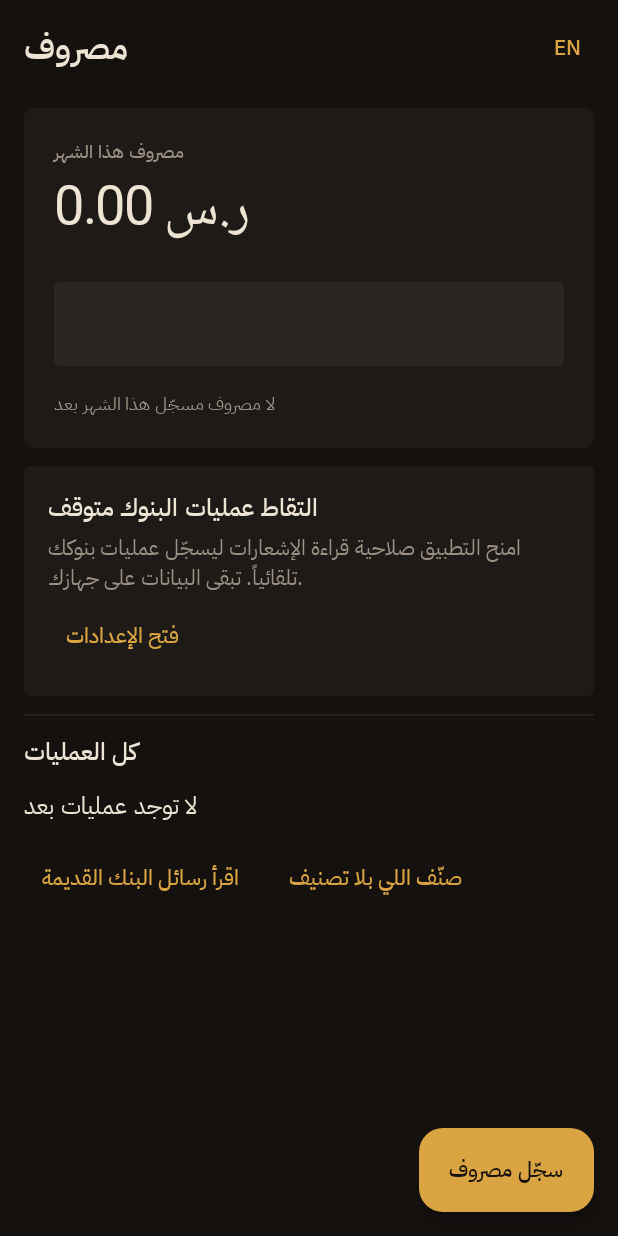
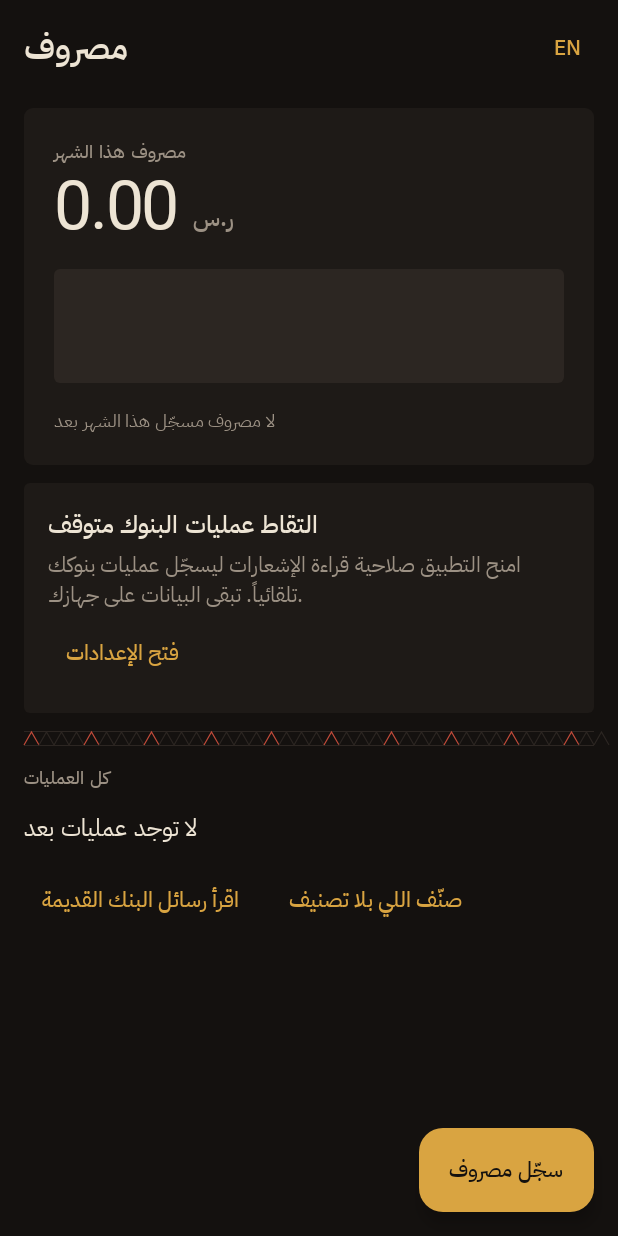
Before and after one commit to KhaleelMalki-hub/masrouf, an Android app built with Jetpack Compose: the screen it shows after launch (MainActivity), on a phone screen of 412 x 824 dp. Run offline under Robolectric (Android 15) with nearby library versions, the light colour scheme and no system bars; our stand-ins replace Room's generated code; Roboto replaces fonts that are not available here.

Commit message:
app: weave the thing the palette was named after
The direction was called Sadu and nothing on screen was actually woven. The
reference was a colour choice, which is why the page still read as a dark list
with a coloured bar on it.

The motif is the row of opposed triangles that runs along the edge of a Sadu
strip, drawn rather than imaged so it scales and recolours and costs nothing.
Every fourth triangle takes the accent dye, the way a weaver marks a repeat
instead of colouring every element. It replaces the plain divider between
sections: a divider says "these are different things", and this says the same
thing while also being the one ornament the design is allowed - which is why it
appears nowhere else and never larger than ten dp.

The strip is now the hero rather than a detail: taller, and it grows from the
baseline the first time a month is drawn, which is what a strip being woven looks
like. Keyed on the shape of the data, so it replays when the month changes and
stays still while the user is only scrolling. One orchestrated moment, not
scattered effects.

Typography carries the hierarchy now instead of everything sharing one weight.
The total is set at display size with tight tracking so a five-figure number
reads as one object; section headings dropped to widely-tracked labels so they
caption rather than compete; the delete control on a history row became a single
glyph, because a word next to an amount reads as being about the amount.

Enlarging the total wrapped it, and "ر.س" alone on a second line reads as another
number rather than as a unit. Amount and currency are now set separately, the
currency smaller and on the number's baseline - it never changes, so it is not
the information.

```diff
--- a/app/src/main/kotlin/sa/masrouf/app/ui/AddExpenseScreen.kt
+++ b/app/src/main/kotlin/sa/masrouf/app/ui/AddExpenseScreen.kt
@@ -26,7 +26,6 @@ import androidx.compose.material3.Card
 import androidx.compose.material3.FilledTonalButton
 import androidx.compose.material3.ExperimentalMaterial3Api
 import androidx.compose.material3.FilterChip
-import androidx.compose.material3.HorizontalDivider
 import androidx.compose.material3.MaterialTheme
 import androidx.compose.material3.OutlinedTextField
 import androidx.compose.material3.Scaffold
@@ -127,7 +126,7 @@ fun AddExpenseScreen(
         ) {
             item {
                 MonthPanel(
-                    total = monthTotal.forDisplay(currency),
+                    total = monthTotal.toPlainString(),
                     shares = shares,
                     currencyLabel = currency,
                     pendingCount = pending.size,
@@ -180,12 +179,13 @@ fun AddExpenseScreen(
                 }
             }
 
-            item { HorizontalDivider() }
+            item { SaduBand() }
 
             item {
                 Text(
-                    text = stringResource(R.string.history_all),
-                    style = MaterialTheme.typography.titleMedium,
+                    text = stringResource(R.string.history_all).uppercase(),
+                    style = MaterialTheme.typography.labelMedium,
+                    color = MaterialTheme.colorScheme.onSurfaceVariant,
                 )
             }
 
@@ -410,10 +410,23 @@ private fun MonthPanel(
                 style = MaterialTheme.typography.labelMedium,
                 color = MaterialTheme.colorScheme.onSurfaceVariant,
             )
-            Text(
-                text = total,
-                style = MoneyStyle.merge(MaterialTheme.typography.displaySmall),
-            )
+            // Amount and currency set separately rather than as one string. At
+            // display size the joined form wraps, and "ر.س" alone on the next line
+            // reads as a second number rather than as a unit. The currency is also
+            // not the information here - it never changes - so it takes the
+            // smaller size and sits on the number's baseline.
+            Row(verticalAlignment = Alignment.Bottom) {
+                Text(
+                    text = total,
+                    style = MoneyStyle.merge(MaterialTheme.typography.displayMedium),
+                )
+                Text(
+                    text = currencyLabel,
+                    style = MaterialTheme.typography.titleMedium,
+                    color = MaterialTheme.colorScheme.onSurfaceVariant,
+                    modifier = Modifier.padding(start = 8.dp, bottom = 6.dp),
+                )
+            }
             if (pendingCount > 0) {
                 Text(
                     text = pluralStringResource(
@@ -428,6 +441,8 @@ private fun MonthPanel(
         }
 
         MonthStrip(bands = bands)
+
+        if (bands.isNotEmpty()) SaduBand()
 
         if (bands.isEmpty()) {
             Text(
@@ -626,7 +641,13 @@ private fun TransactionRow(
             TextButton(
                 onClick = onDelete,
                 modifier = Modifier.heightIn(min = 48.dp),
-            ) { Text(stringResource(R.string.delete)) }
+            ) {
+                Text(
+                    text = "\u00D7",
+                    style = MaterialTheme.typography.titleMedium,
+                    color = MaterialTheme.colorScheme.onSurfaceVariant,
+                )
+            }
         }
     }
 }
--- a/app/src/main/kotlin/sa/masrouf/app/ui/MonthStrip.kt
+++ b/app/src/main/kotlin/sa/masrouf/app/ui/MonthStrip.kt
@@ -1,5 +1,8 @@
 package sa.masrouf.app.ui
 
+import androidx.compose.animation.core.Animatable
+import androidx.compose.animation.core.FastOutSlowInEasing
+import androidx.compose.animation.core.tween
 import androidx.compose.foundation.Canvas
 import androidx.compose.foundation.background
 import androidx.compose.foundation.layout.Box
@@ -14,6 +17,8 @@ import androidx.compose.foundation.layout.padding
 import androidx.compose.material3.MaterialTheme
 import androidx.compose.material3.Text
 import androidx.compose.runtime.Composable
+import androidx.compose.runtime.LaunchedEffect
+import androidx.compose.runtime.remember
 import androidx.compose.ui.Alignment
 import androidx.compose.ui.Modifier
 import androidx.compose.ui.draw.clip
@@ -70,17 +75,26 @@ fun MonthStrip(
         return
     }
 
+    // One orchestrated moment rather than scattered effects: the bands grow from
+    // nothing the first time the month is drawn, which is what a strip being woven
+    // looks like. Keyed on the shape of the data, so it replays when the month
+    // changes and stays still while the user is only scrolling.
+    val woven = remember(bands.map { it.colour to it.amount.halalas }) { Animatable(0f) }
+    LaunchedEffect(woven) {
+        woven.animateTo(1f, animationSpec = tween(durationMillis = 620, easing = FastOutSlowInEasing))
+    }
+
     Canvas(
         modifier = modifier
             .fillMaxWidth()
             .height(STRIP_HEIGHT)
             .semantics { if (description.isNotEmpty()) contentDescription = description },
     ) {
-        drawStrip(bands, total)
+        drawStrip(bands, total, woven.value)
     }
 }
 
-private fun DrawScope.drawStrip(bands: List<Band>, total: Long) {
+private fun DrawScope.drawStrip(bands: List<Band>, total: Long, progress: Float) {
     val gap = GAP_PX
     val usable = size.width - gap * (bands.size - 1).coerceAtLeast(0)
     // Canvas coordinates are always left-to-right, but a strip is read the way the
@@ -98,10 +112,12 @@ private fun DrawScope.drawStrip(bands: List<Band>, total: Long) {
         if (width <= 0f) return
 
         val left = if (rightToLeft) size.width - consumed - width else consumed
+        val grown = size.height * progress
         drawRoundRect(
             color = band.colour,
-            topLeft = Offset(left, 0f),
-            size = Size(width, size.height),
+            // Grows from the baseline up, the direction a weft is beaten in.
+            topLeft = Offset(left, size.height - grown),
+            size = Size(width, grown),
             cornerRadius = CornerRadius(CORNER_PX, CORNER_PX),
         )
         consumed += width + gap
@@ -178,7 +194,7 @@ private fun BandRow(
     }
 }
 
-private val STRIP_HEIGHT = 56.dp
+private val STRIP_HEIGHT = 76.dp
 private val SWATCH_WIDTH = 4.dp
 private val SWATCH_HEIGHT = 20.dp
 private const val GAP_PX = 3f
--- /dev/null
+++ b/app/src/main/kotlin/sa/masrouf/app/ui/SaduMotif.kt
@@ -0,0 +1,71 @@
+package sa.masrouf.app.ui
+
+import androidx.compose.foundation.Canvas
+import androidx.compose.foundation.layout.fillMaxWidth
+import androidx.compose.foundation.layout.height
+import androidx.compose.runtime.Composable
+import androidx.compose.ui.Modifier
+import androidx.compose.ui.graphics.Color
+import androidx.compose.ui.graphics.Path
+import androidx.compose.ui.graphics.drawscope.DrawScope
+import androidx.compose.ui.graphics.drawscope.Stroke
+import androidx.compose.ui.unit.dp
+
+/**
+ * The woven band itself.
+ *
+ * The palette was named after Sadu but nothing on screen was actually woven, so
+ * the reference was a colour choice rather than a design. This is the motif: the
+ * row of opposed triangles that runs along the edge of a Sadu strip, drawn rather
+ * than imaged so it scales, recolours and costs nothing.
+ *
+ * Used as a rule between sections instead of a plain divider. A divider is a line
+ * that says "these are different things"; this says the same thing while also
+ * being the one ornament the design is allowed, which is why it appears nowhere
+ * else and never larger than this.
+ */
+@Composable
+fun SaduBand(
+    modifier: Modifier = Modifier,
+    color: Color = Sadu.Loom,
+    accent: Color = Sadu.Madder,
+) {
+    Canvas(
+        modifier = modifier
+            .fillMaxWidth()
+            .height(BAND_HEIGHT),
+    ) {
+        drawBand(color, accent)
+    }
+}
+
+private fun DrawScope.drawBand(color: Color, accent: Color) {
+    val unit = size.height
+    if (unit <= 0f) return
+    val count = (size.width / unit).toInt() + 1
+
+    // Two hairlines with a row of triangles between them: the simplest true Sadu
+    // element, and the one that reads at this size.
+    drawLine(color, start = androidx.compose.ui.geometry.Offset(0f, 0.5f),
+        end = androidx.compose.ui.geometry.Offset(size.width, 0.5f), strokeWidth = 1f)
+    drawLine(color, start = androidx.compose.ui.geometry.Offset(0f, size.height - 0.5f),
+        end = androidx.compose.ui.geometry.Offset(size.width, size.height - 0.5f), strokeWidth = 1f)
+
+    repeat(count) { index ->
+        val left = index * unit
+        val path = Path().apply {
+            moveTo(left, size.height - 1f)
+            lineTo(left + unit / 2f, 1f)
+            lineTo(left + unit, size.height - 1f)
+        }
+        // Every fourth triangle takes the accent dye, the way a weaver marks a
+        // repeat rather than colouring every element.
+        drawPath(
+            path = path,
+            color = if (index % 4 == 0) accent else color,
+            style = Stroke(width = 1.2f),
+        )
+    }
+}
+
+private val BAND_HEIGHT = 10.dp
--- a/app/src/main/kotlin/sa/masrouf/app/ui/Theme.kt
+++ b/app/src/main/kotlin/sa/masrouf/app/ui/Theme.kt
@@ -59,6 +59,12 @@ private val PlexArabic = FontFamily(
 
 private val SaduTypography = Typography().run {
     copy(
+        // The total is the one thing on the page worth setting large. Tight
+        // tracking so a five-figure number still reads as one object rather than
+        // as a row of digits.
+        displayMedium = displayMedium.copy(
+            fontFamily = PlexArabic, fontWeight = FontWeight.Bold, letterSpacing = (-1.5).sp,
+        ),
         displaySmall = displaySmall.copy(
             fontFamily = PlexArabic, fontWeight = FontWeight.Bold, letterSpacing = (-1).sp,
         ),
@@ -70,7 +76,11 @@ private val SaduTypography = Typography().run {
         bodyMedium = bodyMedium.copy(fontFamily = PlexArabic),
         bodySmall = bodySmall.copy(fontFamily = PlexArabic),
         labelLarge = labelLarge.copy(fontFamily = PlexArabic, fontWeight = FontWeight.Medium),
-        labelMedium = labelMedium.copy(fontFamily = PlexArabic, fontWeight = FontWeight.Medium),
+        // Section labels sit well below the thing they label, widely tracked, so
+        // they read as captions rather than as competing headings.
+        labelMedium = labelMedium.copy(
+            fontFamily = PlexArabic, fontWeight = FontWeight.Medium, letterSpacing = 1.2.sp,
+        ),
         labelSmall = labelSmall.copy(
             fontFamily = PlexArabic, fontWeight = FontWeight.Medium, letterSpacing = 0.6.sp,
         ),
```
